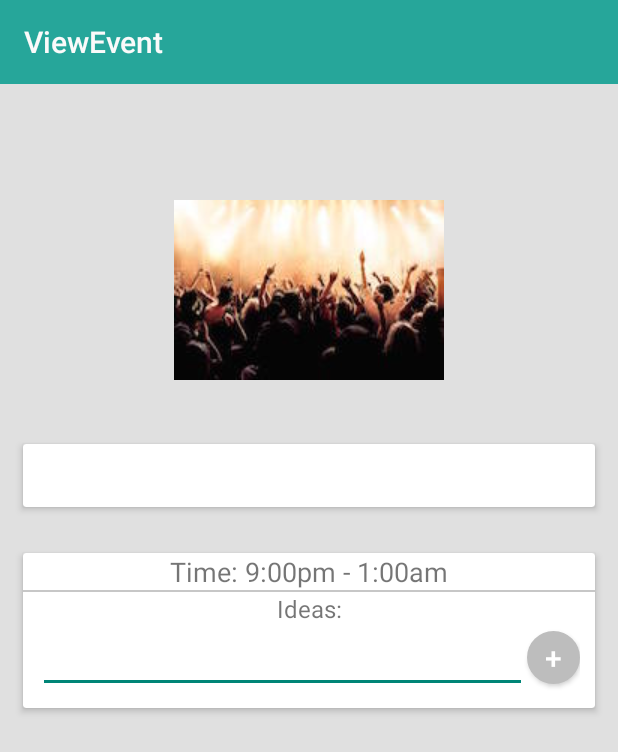
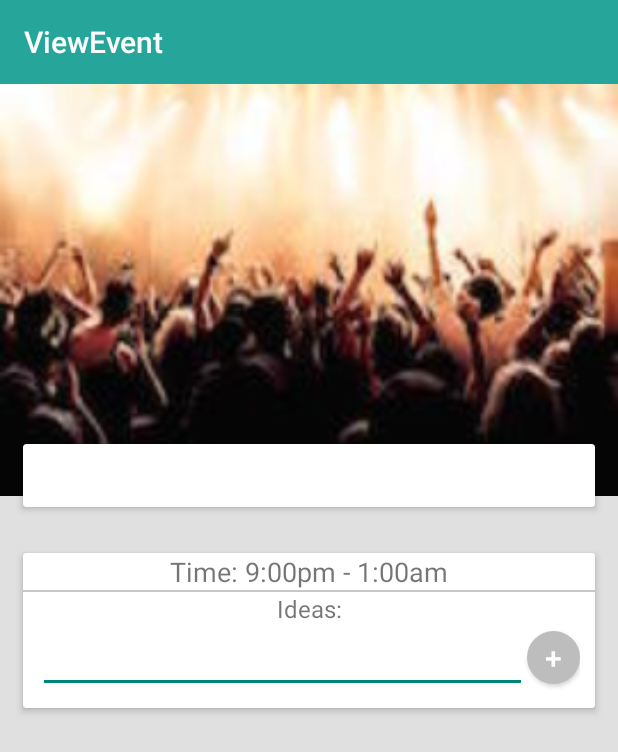
Before and after one commit to austinodell/Planit, an Android app: the ViewEvent screen opened directly, with no data from a screen before it, on a phone screen of 412 x 824 dp. Shown: the top 752 px of the screen. Run offline under Robolectric (Android 15) with nearby library versions, the phone set to English and light mode, and no system bars; libraries missing offline, so code that uses them is left out: com.nostra13.universalimageloader, com.parse; 13 statements that could not run were skipped.

Commit message:
Updated view

```diff
--- a/app/src/main/res/layout/activity_view_event.xml
+++ b/app/src/main/res/layout/activity_view_event.xml
@@ -12,19 +12,6 @@
         android:layout_width="match_parent"
         android:layout_height="wrap_content" />
 
-    <ScrollView xmlns:android="http://schemas.android.com/apk/res/android"
-        xmlns:tools="http://schemas.android.com/tools"
-        xmlns:android.support.v7.cardview="http://schemas.android.com/apk/res-auto"
-        android:layout_width="fill_parent"
-        android:layout_height="fill_parent"
-        android:background="@color/page_background">
-
-        <LinearLayout
-            android:layout_width="fill_parent"
-            android:layout_height="fill_parent"
-            android:orientation="vertical"
-            tools:context="edu.villanvoa.together.ViewEvent">
-
             <RelativeLayout
                 android:layout_width="fill_parent"
                 android:layout_height="fill_parent">
@@ -35,15 +22,20 @@
                     android:layout_height="wrap_content"
                     android:layout_alignParentStart="true"
                     android:adjustViewBounds="true"
-                    android:scaleType="centerInside"
-                    android:src="@drawable/bowl_big" />
+                    android:scaleType="centerCrop"
+                    android:src="@drawable/ski" />
+
+                <ScrollView
+                    android:id="@+id/view_event_scrollview"
+                    android:layout_width="fill_parent"
+                    android:layout_height="fill_parent"
+                    android:layout_marginTop="-50dp"
+                    android:layout_below="@+id/view_event_img">
 
                 <LinearLayout
                     android:layout_width="fill_parent"
                     android:layout_height="wrap_content"
-                    android:orientation="vertical"
-                    android:layout_marginTop="-50dp"
-                    android:layout_below="@+id/view_event_img">
+                    android:orientation="vertical">
 
                     <android.support.v7.widget.CardView
                         android:layout_width="fill_parent"
@@ -174,10 +166,8 @@
 
                 </LinearLayout>
 
+                </ScrollView>
+
             </RelativeLayout>
 
-        </LinearLayout>
-
-    </ScrollView>
-
 </LinearLayout>
```
